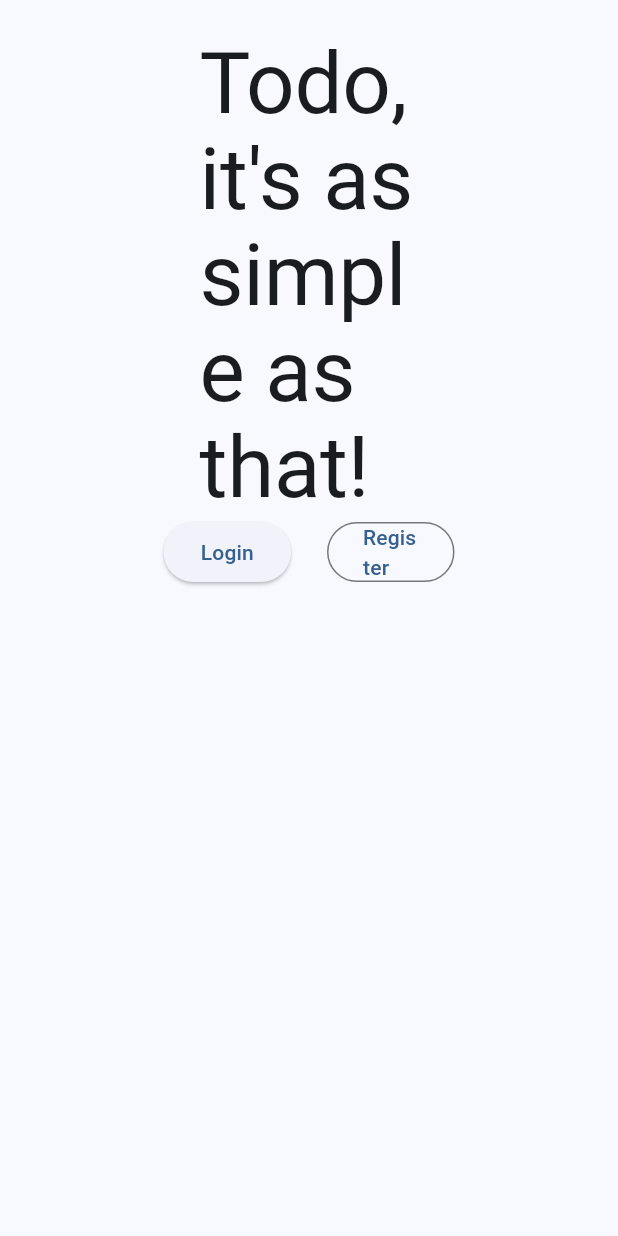
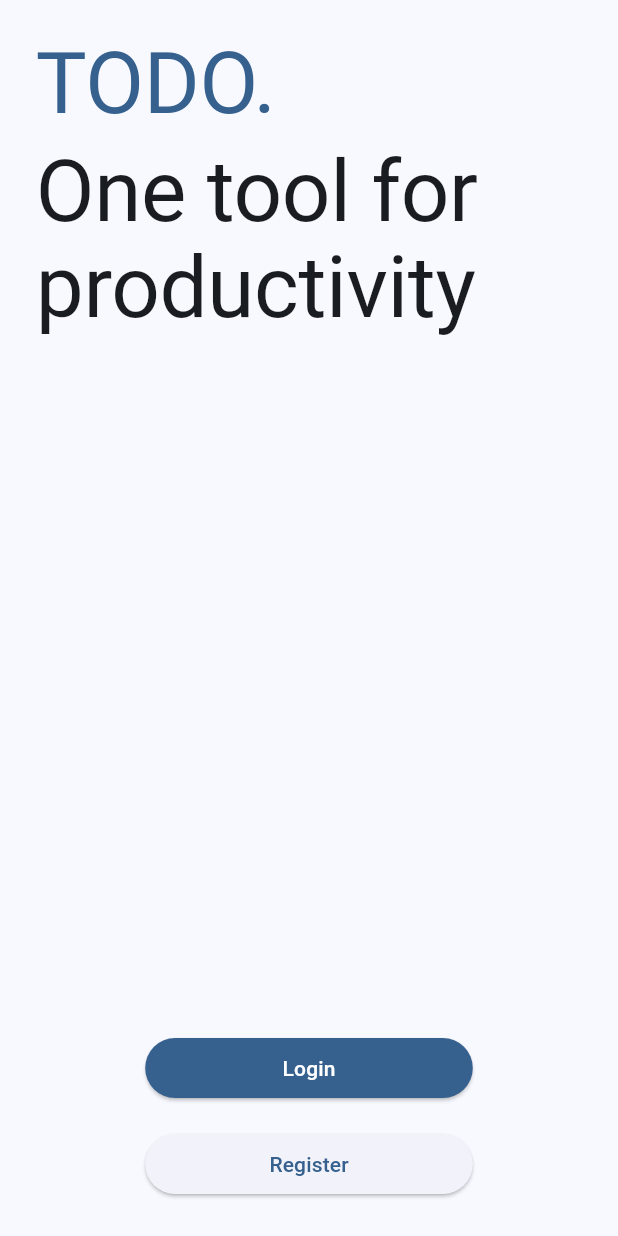
Before and after one commit to sushmoyr/todo_app_clean_architecture, a Flutter app: the screen it shows after launch, after a tap on "Login", on a phone screen of 412 x 824 dp. Run offline on Flutter 3.47's test engine with Material 2 defaults, Android fonts, the phone set to English and light mode, and no system bars; our stand-ins replace firebase_core; accounts and stored records are empty.

Commit message:
onboarding screen

```diff
--- /dev/null
+++ b/lib/src/core/common_widgets/animated_slogan.dart
@@ -0,0 +1,44 @@
+import 'dart:async';
+
+import 'package:flutter/material.dart';
+
+import 'animated_text.dart';
+
+class AnimatedSlogan extends StatefulWidget {
+  const AnimatedSlogan({
+    Key? key,
+    required this.slogans,
+    this.style,
+  })  : assert(slogans.length != 0, 'Slogans can not be empty'),
+        super(key: key);
+
+  final List<String> slogans;
+  final TextStyle? style;
+
+  @override
+  State<AnimatedSlogan> createState() => _AnimatedSloganState();
+}
+
+class _AnimatedSloganState extends State<AnimatedSlogan> {
+  int currentIndex = 0;
+
+  late final Timer timer;
+
+  @override
+  void initState() {
+    super.initState();
+    timer = Timer.periodic(const Duration(seconds: 4), (timer) {
+      setState(() {
+        currentIndex = (currentIndex + 1) % widget.slogans.length;
+      });
+    });
+  }
+
+  @override
+  Widget build(BuildContext context) {
+    return AnimatedText(
+      text: widget.slogans[currentIndex],
+      style: widget.style,
+    );
+  }
+}
--- /dev/null
+++ b/lib/src/core/common_widgets/animated_text.dart
@@ -0,0 +1,98 @@
+import 'package:flutter/material.dart';
+
+class AnimatedText extends StatefulWidget {
+  const AnimatedText({
+    Key? key,
+    this.animation,
+    required this.text,
+    this.duration = const Duration(seconds: 3),
+    this.style,
+    this.curve,
+  }) : super(key: key);
+
+  final Animation<double>? animation;
+  final String text;
+  final Duration duration;
+  final TextStyle? style;
+  final Curve? curve;
+
+  @override
+  State<AnimatedText> createState() => _AnimatedTextState();
+}
+
+class _AnimatedTextState extends State<AnimatedText>
+    with SingleTickerProviderStateMixin {
+  late final AnimationController controller;
+
+  @override
+  void initState() {
+    super.initState();
+    controller = AnimationController(
+      vsync: this,
+      duration: Duration(milliseconds: widget.duration.inMilliseconds ~/ 3),
+      reverseDuration:
+          Duration(milliseconds: widget.duration.inMilliseconds ~/ 3),
+    );
+    runAnimation();
+  }
+
+  void runAnimation() {
+    void startAnimationFromBeginning() {
+      controller.forward();
+
+      controller.addStatusListener((status) async {
+        switch (status) {
+          case AnimationStatus.dismissed:
+          case AnimationStatus.forward:
+          case AnimationStatus.reverse:
+            break;
+          case AnimationStatus.completed:
+            await Future.delayed(widget.duration -
+                (controller.duration! + controller.reverseDuration!));
+            controller.reverse();
+            break;
+        }
+      });
+    }
+
+    if (!controller.isAnimating) {
+      startAnimationFromBeginning();
+    } else {
+      switch (controller.status) {
+        case AnimationStatus.dismissed:
+        case AnimationStatus.forward:
+        case AnimationStatus.reverse:
+          controller
+              .reverse(from: controller.value)
+              .whenComplete(startAnimationFromBeginning);
+          break;
+        case AnimationStatus.completed:
+          startAnimationFromBeginning();
+          break;
+      }
+    }
+  }
+
+  @override
+  void didUpdateWidget(covariant AnimatedText oldWidget) {
+    super.didUpdateWidget(oldWidget);
+    runAnimation();
+  }
+
+  @override
+  Widget build(BuildContext context) {
+    return AnimatedBuilder(
+      animation: CurvedAnimation(
+          parent: controller,
+          curve: widget.curve ?? Curves.fastLinearToSlowEaseIn),
+      builder: (context, child) {
+        int textLength = widget.text.length;
+        int currentLength = (textLength * controller.value).round();
+        return Text(
+          widget.text.substring(0, currentLength),
+          style: widget.style,
+        );
+      },
+    );
+  }
+}
--- /dev/null
+++ b/lib/src/core/constants/constants.dart
@@ -0,0 +1,23 @@
+import 'package:flutter/material.dart';
+
+// paddings
+const verticalPadding24 = EdgeInsets.symmetric(vertical: 24);
+const verticalPadding16 = EdgeInsets.symmetric(vertical: 16);
+const verticalPadding8 = EdgeInsets.symmetric(vertical: 8);
+
+const horizontalPadding24 = EdgeInsets.symmetric(horizontal: 24);
+const horizontalPadding16 = EdgeInsets.symmetric(horizontal: 16);
+const horizontalPadding8 = EdgeInsets.symmetric(horizontal: 8);
+
+const allPadding24 = EdgeInsets.all(24);
+const allPadding16 = EdgeInsets.all(16);
+const allPadding8 = EdgeInsets.all(8);
+
+// Gaps
+const horizontalGap8 = SizedBox(width: 8);
+const horizontalGap24 = SizedBox(width: 24);
+const horizontalGap16 = SizedBox(width: 16);
+
+const verticalGap8 = SizedBox(height: 8);
+const verticalGap16 = SizedBox(height: 16);
+const verticalGap24 = SizedBox(height: 24);
--- a/lib/src/features/authentication/presentation/screens/onboarding.dart
+++ b/lib/src/features/authentication/presentation/screens/onboarding.dart
@@ -1,4 +1,8 @@
+import 'dart:async';
+
 import 'package:flutter/material.dart';
+import 'package:todo_app_clean_architecture/src/core/common_widgets/animated_slogan.dart';
+import 'package:todo_app_clean_architecture/src/core/constants/constants.dart';
 
 class Onboarding extends StatelessWidget {
   const Onboarding({Key? key}) : super(key: key);
@@ -9,34 +13,51 @@ class Onboarding extends StatelessWidget {
       body: Padding(
         padding: const EdgeInsets.all(24.0),
         child: Column(
+          crossAxisAlignment: CrossAxisAlignment.start,
           children: [
-            FractionallySizedBox(
-              widthFactor: 0.4,
-              alignment: Alignment.topLeft,
-              child: Text(
-                'Todo, it\'s as simple as that!',
+            Text(
+              'TODO.',
+              style: Theme.of(context)
+                  .textTheme
+                  .displayLarge
+                  ?.copyWith(color: Theme.of(context).colorScheme.primary),
+            ),
+            verticalGap8,
+            Expanded(
+              child: AnimatedSlogan(
+                slogans: const [
+                  'One tool for productivity',
+                  'One tool for creativity'
+                ],
                 style: Theme.of(context).textTheme.displayLarge,
               ),
             ),
-            Row(
-              children: [
-                Spacer(),
-                Expanded(
+            Align(
+              alignment: Alignment.center,
+              child: FractionallySizedBox(
+                widthFactor: 0.6,
                 child: ElevatedButton(
                   onPressed: () {},
+                  style: ElevatedButton.styleFrom(
+                    backgroundColor: Theme.of(context).colorScheme.primary,
+                    onPrimary: Theme.of(context).colorScheme.onPrimary,
+                  ),
                   child: Text('Login'),
                 ),
               ),
-                SizedBox(width: 24),
-                Expanded(
-                  child: OutlinedButton(
+            ),
+            verticalGap16,
+            Align(
+              alignment: Alignment.center,
+              child: FractionallySizedBox(
+                widthFactor: 0.6,
+                alignment: Alignment.center,
+                child: ElevatedButton(
                   onPressed: () {},
                   child: Text('Register'),
                 ),
               ),
-                Spacer()
-              ],
-            )
+            ),
           ],
         ),
       ),
```
Lines whose indentation alone changed are shown as unchanged.
